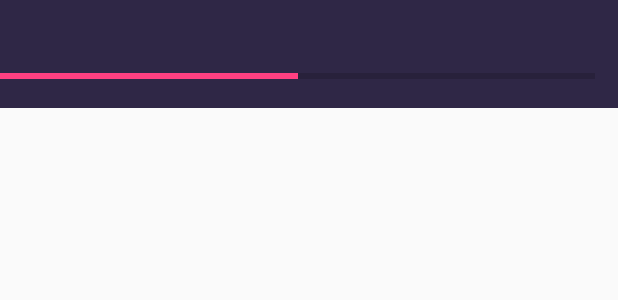
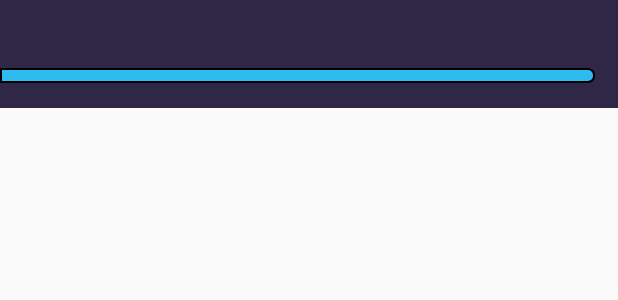
Before and after one commit to ZenBushido/EarnIt_Android, an Android app: the layout usage_row.xml on its own in the app's theme, with its tools: preview values and no code run, on a phone screen of 412 x 824 dp. Shown: the top 300 px of the screen. Run offline under Robolectric (Android 15) with nearby library versions, the light colour scheme and no system bars.

Commit message:
progress bar design and other files

```diff
--- a/app/src/main/AndroidManifest.xml
+++ b/app/src/main/AndroidManifest.xml
@@ -248,8 +248,8 @@
             android:excludeFromRecents="true"
             android:label="@string/app_name"
             android:screenOrientation="portrait" />
+        <activity android:name=".activity.usageStats.AppUsageStatisticsActivity" />
 
-        <activity android:name=".activity.usageStats.AppUsageStatisticsActivity"/>
     </application>
 
 </manifest>
--- a/app/src/main/java/com/mobiledi/earnit/retrofit/RetroInterface.java
+++ b/app/src/main/java/com/mobiledi/earnit/retrofit/RetroInterface.java
@@ -6,6 +6,7 @@ package com.mobiledi.earnit.retrofit;
 import retrofit2.Call;
 import retrofit2.Response;
 import retrofit2.http.GET;
+import retrofit2.http.PUT;
 import retrofit2.http.Path;
 
 /**
@@ -21,4 +22,5 @@ public interface RetroInterface {
     @GET("dayTaskStatuses")
     Call<GetTaskResponse>
     getTasks();*/
+
 }
--- /dev/null
+++ b/app/src/main/res/drawable/custom_progress_bar.xml
@@ -0,0 +1,55 @@
+<?xml version="1.0" encoding="utf-8"?>
+<layer-list xmlns:android="http://schemas.android.com/apk/res/android">
+ <!--   <item android:id="@android:id/background">
+        <shape>
+            <corners android:radius="5dip" />
+            <gradient
+                android:startColor="#779d9e9d"
+                android:centerColor="#995a5d5a"
+                android:centerY="0.75"
+                android:endColor="#ff747674"
+                android:angle="270"
+                />
+        </shape>
+    </item>
+-->
+
+
+    <item android:id="@android:id/secondaryProgress">
+        <clip>
+            <shape>
+                <corners android:radius="4dip" />
+                <gradient
+                    android:startColor="#80ffd300"
+                    android:centerColor="#80ffb600"
+                    android:centerY="0.75"
+                    android:endColor="#a0ffcb00"
+                    android:angle="270"
+                    />
+            </shape>
+        </clip>
+    </item>
+    <item
+        android:id="@android:id/progress"
+        >
+        <clip>
+            <shape>
+                <corners
+                    android:topRightRadius="4dip"
+                    android:bottomRightRadius="4dip"
+                     />
+                <gradient
+                    android:startColor="#2DBBF0"
+                    android:endColor="#2DBBF0"
+                    android:angle="270" />
+
+
+                <stroke
+                    android:width="1dp"
+                    android:color="@color/black"
+                    />
+
+            </shape>
+        </clip>
+    </item>
+</layer-list>
--- a/app/src/main/res/layout/feb_menu_layout.xml
+++ b/app/src/main/res/layout/feb_menu_layout.xml
@@ -84,15 +84,15 @@
                 android:textColor="@color/pink"
                 android:textSize="@dimen/floating_menu_list_size" />
 
-        <TextView
+            <TextView
+                android:text="@string/app_monitor"
                 android:id="@+id/app_monitor"
                 android:layout_width="wrap_content"
                 android:layout_height="wrap_content"
-                android:gravity="bottom"
                 android:padding="@dimen/feb_list_padding"
-                android:text="@string/app_monitor"
                 android:textColor="@color/pink"
                 android:textSize="@dimen/floating_menu_list_size" />
+
 
         </LinearLayout>
 
--- a/app/src/main/res/layout/usage_row.xml
+++ b/app/src/main/res/layout/usage_row.xml
@@ -66,12 +66,12 @@
 
 
             <ProgressBar
-
+                android:progressDrawable="@drawable/custom_progress_bar"
                 android:layout_marginBottom="10dp"
                 android:id="@+id/progressBar"
                 style="?android:attr/progressBarStyleHorizontal"
                 android:layout_width="match_parent"
-                android:layout_height="20dp"
+                android:layout_height="10dp"
                 android:layout_alignParentLeft="true"
                 android:layout_alignParentTop="true"
                 android:indeterminateTint="@color/light_blue"
@@ -79,9 +79,10 @@
                 android:layout_marginTop="20dp"
                 android:indeterminate="false"
                 android:max="100"
+                android:progress="100"
                 android:minHeight="50dp"
                 android:minWidth="200dp"
-                android:progress="50" />
+                 />
         </LinearLayout>
     </LinearLayout>
 
```
Also changed, not shown: app/src/main/java/com/mobiledi/earnit/activity/AddChild.java (+133 -0 lines), app/src/main/java/com/mobiledi/earnit/activity/usageStats/UsageListAdapter.java (+8 -5 lines), app/src/main/java/com/mobiledi/earnit/utils/FloatingMenu.java (+14 -12 lines), app/src/main/res/layout/child_feb_menu_layout.xml (+13 -5 lines), 867 other files.
